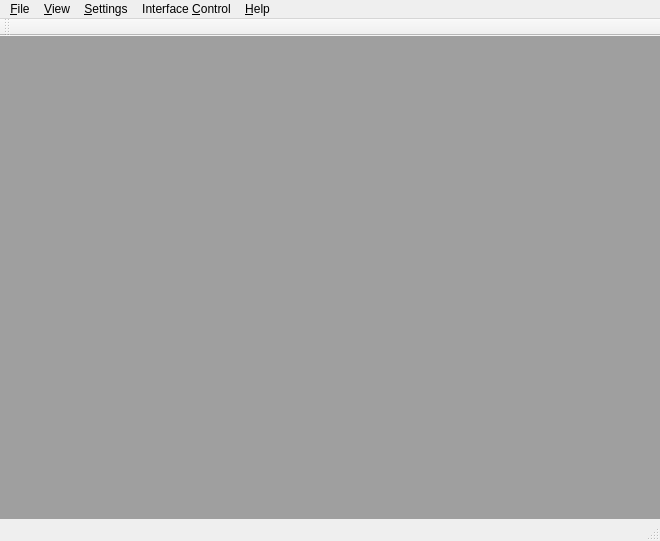
Before: the Qt Designer form soft/zebra-tester/mainwindow.ui in Quenii/ADCEVM, drawn with Qt 5.
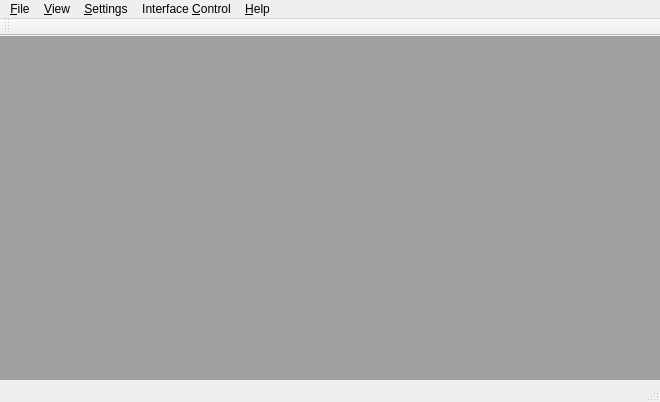
After: the same form once the commit is applied.

What changed in the file:
```diff
--- a/soft/zebra-tester/mainwindow.ui
+++ b/soft/zebra-tester/mainwindow.ui
@@ -7,7 +7,7 @@
     <x>0</x>
     <y>0</y>
     <width>660</width>
-    <height>541</height>
+    <height>402</height>
    </rect>
   </property>
   <property name="windowTitle">
```
Left out of the diff: 6 changed lines with no effect on the pictures.
